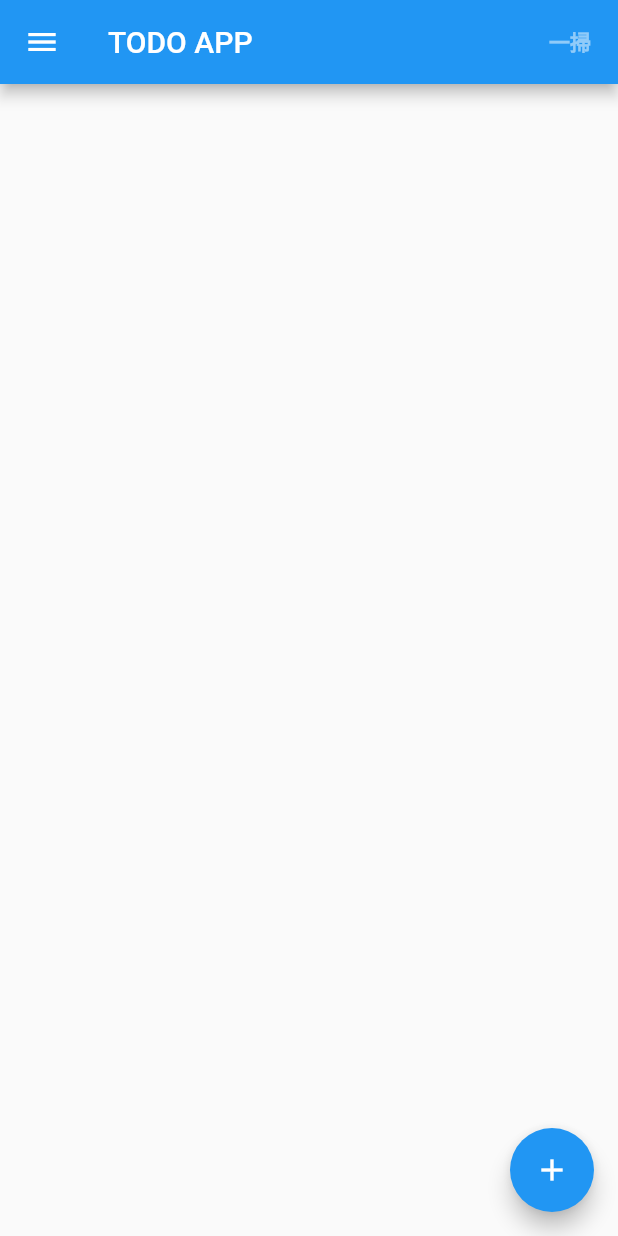
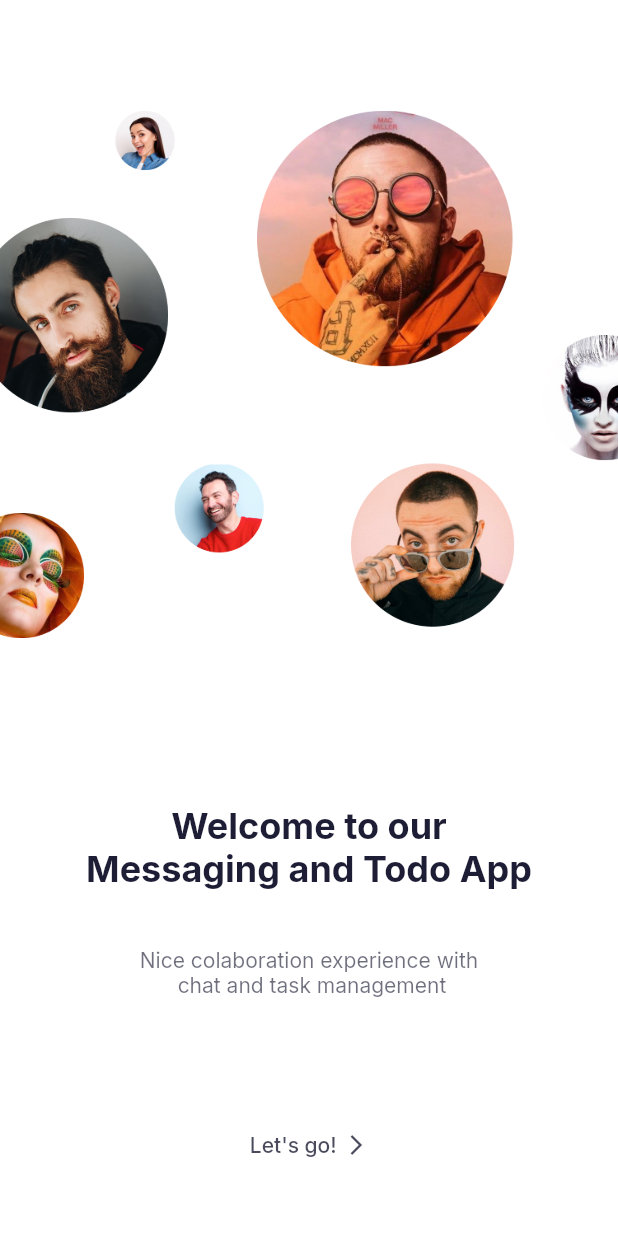
Before and after one commit to HajimexxxNakagawa/flutter-simple-todo-app, a Flutter app: the screen it shows after launch, on a phone screen of 412 x 824 dp. Run offline on Flutter 3.47's test engine with Material 2 defaults, Android fonts, the phone set to English and light mode, and no system bars; our stand-ins replace cloud_firestore, firebase_core, flutter_markdown, google_fonts; accounts and stored records are empty.

Commit message:
add bottom navs and apply todo screen

```diff
--- a/lib/main.dart
+++ b/lib/main.dart
@@ -1,8 +1,7 @@
 import 'package:firebase_core/firebase_core.dart';
 import 'package:flutter/material.dart';
-import 'package:hello_world/models/MainModel.dart';
-import 'package:hello_world/screens/todoList/todo_list_screen.dart';
-import 'package:provider/provider.dart';
+import 'package:hello_world/screens/welcome/welcome_screen.dart';
+import 'package:hello_world/theme.dart';
 
 void main() async {
   WidgetsFlutterBinding.ensureInitialized();
@@ -17,11 +16,8 @@ class MyApp extends StatelessWidget {
     return MaterialApp(
         title: 'TODO APP',
         debugShowCheckedModeBanner: false,
-        theme: ThemeData.light(),
-        darkTheme: ThemeData.dark(),
-        home: ChangeNotifierProvider<MainModel>(
-          create: (_) => MainModel()..getTodoListRealTime(),
-          child: TodoListScreen(),
-        ));
+        theme: lightThemeData(context),
+        darkTheme: darkThemeData(context),
+        home: WelcomeScreen());
   }
 }
--- a/lib/screens/todoList/components/add_button.dart
+++ /dev/null
@@ -1,19 +0,0 @@
-import 'package:flutter/material.dart';
-
-import '../../addTodo/add_todo_screen.dart';
-
-class AddButton extends StatelessWidget {
-  @override
-  Widget build(BuildContext context) {
-    return FloatingActionButton(
-      onPressed: () async {
-        await Navigator.push(
-            context,
-            MaterialPageRoute(
-                builder: (context) => AddPage(), fullscreenDialog: true));
-      },
-      tooltip: 'Add todo',
-      child: Icon(Icons.add),
-    );
-  }
-}
--- a/lib/screens/todoList/todo_list_screen.dart
+++ b/lib/screens/todoList/todo_list_screen.dart
@@ -1,23 +1,51 @@
 import 'package:flutter/cupertino.dart';
 import 'package:flutter/material.dart';
-import 'package:hello_world/screens/todoList/components/todolist.dart';
+import 'package:hello_world/models/MainModel.dart';
+import 'package:hello_world/screens/addTodo/add_todo_screen.dart';
+import 'package:hello_world/screens/todoList/components/delete_button.dart';
+import 'package:hello_world/screens/todoList/components/todo_card.dart';
+import 'package:provider/provider.dart';
 
-import 'components/add_button.dart';
-import 'components/delete_button.dart';
+import '../../constants.dart';
 
-class TodoListScreen extends StatelessWidget {
+AppBar todoPageBar() {
+  return AppBar(
+    automaticallyImplyLeading: false,
+    title: Text("Todos"),
+    actions: [DeleteButton()],
+  );
+}
+
+class TodoList extends StatelessWidget {
+  const TodoList({Key? key}) : super(key: key);
+
   @override
   Widget build(BuildContext context) {
-    return Scaffold(
-      appBar: AppBar(
-        title: Text("TODO APP"),
-        actions: [DeleteButton()],
-      ),
-      drawer: Drawer(
-        child: Center(child: Text("アカウント設定")),
-      ),
-      body: TodoList(),
-      floatingActionButton: AddButton(),
+    return Consumer<MainModel>(builder: (context, model, child) {
+      final todoList = model.todoList;
+      return Container(
+        padding: EdgeInsets.all(10),
+        child: ListView(
+          children: todoList.map((todo) => TodoCard(todo, model)).toList(),
+        ),
+      );
+    });
+  }
+}
+
+class AddTodoButton extends StatelessWidget {
+  @override
+  Widget build(BuildContext context) {
+    return FloatingActionButton(
+      onPressed: () async {
+        await Navigator.push(
+            context,
+            MaterialPageRoute(
+                builder: (context) => AddPage(), fullscreenDialog: true));
+      },
+      tooltip: 'Add todo',
+      child: Icon(Icons.add),
+      backgroundColor: kPrimaryColor,
     );
   }
 }
--- a/lib/screens/welcome/welcome_screen.dart
+++ b/lib/screens/welcome/welcome_screen.dart
@@ -1 +1,73 @@
 import 'package:flutter/material.dart';
+import 'package:hello_world/constants.dart';
+import 'package:hello_world/screens/signInOrSignUp/signin_or_signup_screen.dart';
+
+class WelcomeScreen extends StatelessWidget {
+  const WelcomeScreen({Key? key}) : super(key: key);
+
+  @override
+  Widget build(BuildContext context) {
+    return Scaffold(
+      body: SafeArea(
+        child: Column(
+          children: [
+            Spacer(flex: 2),
+            Image.asset("assets/images/welcome_image.png"),
+            Spacer(flex: 3),
+            Text(
+              'Welcome to our \nMessaging and Todo App',
+              textAlign: TextAlign.center,
+              style: Theme.of(context)
+                  .textTheme
+                  .headline5!
+                  .copyWith(fontWeight: FontWeight.bold),
+            ),
+            Spacer(),
+            Text(
+              'Nice colaboration experience with\n chat and task management',
+              textAlign: TextAlign.center,
+              style: TextStyle(
+                  color: Theme.of(context)
+                      .textTheme
+                      .bodyText1!
+                      .color!
+                      .withOpacity(0.64)),
+            ),
+            Spacer(flex: 2),
+            FittedBox(
+              child: TextButton(
+                  onPressed: () {
+                    Navigator.push(
+                        context,
+                        MaterialPageRoute(
+                            builder: (context) => SignInOrSignUpScreen()));
+                  },
+                  child: Row(children: [
+                    Text(
+                      "Let's go!",
+                      style: Theme.of(context).textTheme.bodyText1!.copyWith(
+                          color: Theme.of(context)
+                              .textTheme
+                              .bodyText1!
+                              .color!
+                              .withOpacity(0.8)),
+                    ),
+                    SizedBox(width: kDefaultPadding / 4),
+                    Icon(
+                      Icons.arrow_forward_ios,
+                      size: 16,
+                      color: Theme.of(context)
+                          .textTheme
+                          .bodyText1!
+                          .color!
+                          .withOpacity(0.8),
+                    )
+                  ])),
+            ),
+            Spacer(),
+          ],
+        ),
+      ),
+    );
+  }
+}
```
Also changed, not shown: lib/screens/addTodo/add_todo_screen.dart (+19 -12 lines), lib/screens/chats/chats_screen.dart (added, +60 -0 lines), lib/screens/chats/components/chat_card.dart (added, +76 -0 lines), lib/screens/home_screen.dart (added, +67 -0 lines), lib/screens/signInOrSignUp/signin_or_signup_screen.dart (added, +60 -0 lines), lib/screens/todoList/components/todo_card.dart (renamed from lib/screens/todoList/components/todolist.dart, +8 -17 lines).
